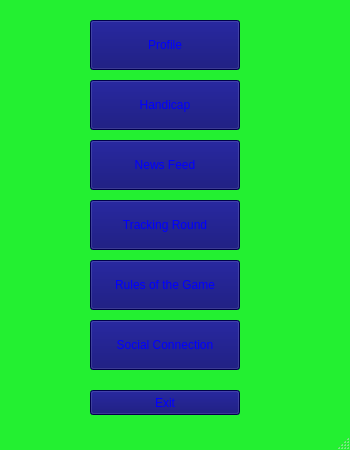
Qt form GolfApp/mainwindow.ui (drober23/CS340-GolfApp) before a commit.
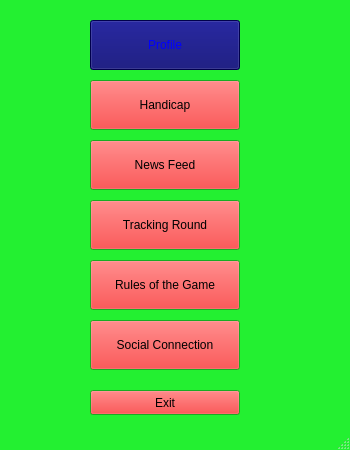
The same form after that commit.

Diff of the .ui file:
```diff
--- a/GolfApp/mainwindow.ui
+++ b/GolfApp/mainwindow.ui
@@ -169,18 +169,7 @@
      </rect>
     </property>
     <property name="styleSheet">
-     <string notr="true">color: rgb(0, 0, 255);
-selection-background-color: rgb(255, 255, 255);
-selection-color: rgb(0, 170, 255);
-gridline-color: rgb(255, 255, 255);
-border-left-color: rgb(255, 0, 0);
-border-bottom-color: rgb(255, 0, 0);
-border-right-color: rgb(255, 0, 0);
-border-top-color: rgb(255, 0, 0);
-border-color: rgb(255, 0, 0);
-alternate-background-color: rgb(0, 0, 94);
-background-color: rgb(0, 0, 106);
-font: 12pt &quot;Comic Sans MS&quot;;</string>
+     <string notr="true">font: 12pt &quot;Comic Sans MS&quot;;</string>
     </property>
     <property name="text">
      <string>Exit</string>
@@ -618,18 +607,7 @@
      </rect>
     </property>
     <property name="styleSheet">
-     <string notr="true">color: rgb(0, 0, 255);
-selection-background-color: rgb(255, 255, 255);
-selection-color: rgb(0, 170, 255);
-gridline-color: rgb(255, 255, 255);
-border-left-color: rgb(255, 0, 0);
-border-bottom-color: rgb(255, 0, 0);
-border-right-color: rgb(255, 0, 0);
-border-top-color: rgb(255, 0, 0);
-border-color: rgb(255, 0, 0);
-alternate-background-color: rgb(0, 0, 94);
-background-color: rgb(0, 0, 106);
-font: 12pt &quot;Comic Sans MS&quot;;
+     <string notr="true">font: 12pt &quot;Comic Sans MS&quot;;
 </string>
     </property>
     <property name="text">
@@ -649,18 +627,7 @@
      <string>&lt;html&gt;&lt;head/&gt;&lt;body&gt;&lt;p&gt;See The Latest Golf News!&lt;/p&gt;&lt;/body&gt;&lt;/html&gt;</string>
     </property>
     <property name="styleSheet">
-     <string notr="true">color: rgb(0, 0, 255);
-selection-background-color: rgb(255, 255, 255);
-selection-color: rgb(0, 170, 255);
-gridline-color: rgb(255, 255, 255);
-border-left-color: rgb(255, 0, 0);
-border-bottom-color: rgb(255, 0, 0);
-border-right-color: rgb(255, 0, 0);
-border-top-color: rgb(255, 0, 0);
-border-color: rgb(255, 0, 0);
-alternate-background-color: rgb(0, 0, 94);
-background-color: rgb(0, 0, 106);
-font: 12pt &quot;Comic Sans MS&quot;;
+     <string notr="true">font: 12pt &quot;Comic Sans MS&quot;;
 </string>
     </property>
     <property name="text">
@@ -680,18 +647,7 @@
      <string>&lt;html&gt;&lt;head/&gt;&lt;body&gt;&lt;p&gt;Virtual Score Card&lt;/p&gt;&lt;/body&gt;&lt;/html&gt;</string>
     </property>
     <property name="styleSheet">
-     <string notr="true">color: rgb(0, 0, 255);
-selection-background-color: rgb(255, 255, 255);
-selection-color: rgb(0, 170, 255);
-gridline-color: rgb(255, 255, 255);
-border-left-color: rgb(255, 0, 0);
-border-bottom-color: rgb(255, 0, 0);
-border-right-color: rgb(255, 0, 0);
-border-top-color: rgb(255, 0, 0);
-border-color: rgb(255, 0, 0);
-alternate-background-color: rgb(0, 0, 94);
-background-color: rgb(0, 0, 106);
-font: 12pt &quot;Comic Sans MS&quot;;</string>
+     <string notr="true">font: 12pt &quot;Comic Sans MS&quot;;</string>
     </property>
     <property name="text">
      <string>Tracking Round</string>
@@ -710,18 +666,7 @@
      <string>&lt;html&gt;&lt;head/&gt;&lt;body&gt;&lt;p&gt;Official Rules&lt;/p&gt;&lt;/body&gt;&lt;/html&gt;</string>
     </property>
     <property name="styleSheet">
-     <string notr="true">color: rgb(0, 0, 255);
-selection-background-color: rgb(255, 255, 255);
-selection-color: rgb(0, 170, 255);
-gridline-color: rgb(255, 255, 255);
-border-left-color: rgb(255, 0, 0);
-border-bottom-color: rgb(255, 0, 0);
-border-right-color: rgb(255, 0, 0);
-border-top-color: rgb(255, 0, 0);
-border-color: rgb(255, 0, 0);
-alternate-background-color: rgb(0, 0, 94);
-background-color: rgb(0, 0, 106);
-font: 12pt &quot;Comic Sans MS&quot;;</string>
+     <string notr="true">font: 12pt &quot;Comic Sans MS&quot;</string>
     </property>
     <property name="text">
      <string>Rules of the Game</string>
@@ -740,18 +685,7 @@
      <string>&lt;html&gt;&lt;head/&gt;&lt;body&gt;&lt;p&gt;Search For Other Players&lt;/p&gt;&lt;p&gt;&lt;br/&gt;&lt;/p&gt;&lt;/body&gt;&lt;/html&gt;</string>
     </property>
     <property name="styleSheet">
-     <string notr="true">color: rgb(0, 0, 255);
-selection-background-color: rgb(255, 255, 255);
-selection-color: rgb(0, 170, 255);
-gridline-color: rgb(255, 255, 255);
-border-left-color: rgb(255, 0, 0);
-border-bottom-color: rgb(255, 0, 0);
-border-right-color: rgb(255, 0, 0);
-border-top-color: rgb(255, 0, 0);
-border-color: rgb(255, 0, 0);
-alternate-background-color: rgb(0, 0, 94);
-background-color: rgb(0, 0, 106);
-font: 12pt &quot;Comic Sans MS&quot;;</string>
+     <string notr="true">font: 12pt &quot;Comic Sans MS&quot;;</string>
     </property>
     <property name="text">
      <string>Social Connection</string>
```
Left out of the diff: 16 changed lines with no effect on the pictures.
